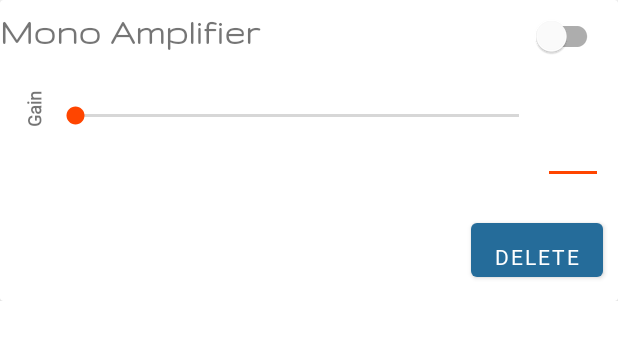
After one commit to djshaji/amp-rack, an Android app: the layout plugin_ui.xml on its own in the app's theme, with its tools: preview values and no code run, on a phone screen of 412 x 824 dp. The commit adds this screen. Shown: the top 340 px of the screen. Run offline under Robolectric (Android 15) with nearby library versions, the phone set to English and light mode, and no system bars.

Commit message:
recycler view

```diff
--- a/app/src/main/AndroidManifest.xml
+++ b/app/src/main/AndroidManifest.xml
@@ -19,6 +19,9 @@
                 <category android:name="android.intent.category.LAUNCHER" />
             </intent-filter>
         </activity>
+        <meta-data
+            android:name="preloaded_fonts"
+            android:resource="@array/preloaded_fonts" />
     </application>
 
 </manifest>
--- a/app/src/main/java/com/shajikhan/ladspa/amprack/MainActivity.java
+++ b/app/src/main/java/com/shajikhan/ladspa/amprack/MainActivity.java
@@ -3,6 +3,7 @@ package com.shajikhan.ladspa.amprack;
 import androidx.annotation.NonNull;
 import androidx.appcompat.app.AppCompatActivity;
 import androidx.core.app.ActivityCompat;
+import androidx.recyclerview.widget.RecyclerView;
 
 import android.Manifest;
 import android.content.Context;
@@ -31,6 +32,8 @@ public class MainActivity extends AppCompatActivity implements ActivityCompat.On
     SwitchMaterial onOff;
     MaterialButton record ;
     PopupMenu addPluginMenu ;
+    RecyclerView recyclerView ;
+    DataAdapter dataAdapter ;
     private static final int AUDIO_EFFECT_REQUEST = 0;
 
     // Used to load the 'amprack' library on application startup.
@@ -76,6 +79,10 @@ public class MainActivity extends AppCompatActivity implements ActivityCompat.On
             }
         });
 
+        recyclerView = findViewById(R.id.recyclerView);
+        recyclerView.setAdapter(dataAdapter);
+
+        // add sample item to recylcer view here
         AudioEngine.setDefaultStreamValues(context);
     }
 
--- /dev/null
+++ b/app/src/main/res/layout/plugin_ui.xml
@@ -0,0 +1,76 @@
+<?xml version="1.0" encoding="utf-8"?>
+<androidx.constraintlayout.widget.ConstraintLayout xmlns:android="http://schemas.android.com/apk/res/android"
+    android:layout_width="match_parent"
+    android:layout_height="match_parent"
+    xmlns:app="http://schemas.android.com/apk/res-auto">
+
+    <LinearLayout
+        android:layout_width="match_parent"
+        android:layout_height="wrap_content"
+        app:layout_constraintTop_toTopOf="parent"
+        app:layout_constraintLeft_toLeftOf="parent"
+        android:orientation="horizontal">
+
+        <androidx.cardview.widget.CardView
+            android:padding="10dp"
+            android:layout_width="match_parent"
+            android:layout_height="wrap_content">
+            <LinearLayout
+                android:layout_width="match_parent"
+                android:layout_height="match_parent"
+                android:orientation="vertical">
+                <LinearLayout
+                    android:layout_width="match_parent"
+                    android:layout_height="wrap_content">
+
+                    <TextView
+                        android:textStyle="bold"
+                        android:layout_weight="1"
+                        android:layout_width="wrap_content"
+                        android:layout_height="wrap_content"
+                        android:fontFamily="@font/gruppo"
+                        android:text="Mono Amplifier"
+                        android:textSize="25dp" />
+                    <com.google.android.material.switchmaterial.SwitchMaterial
+                        android:layout_marginRight="10dp"
+                        android:layout_width="wrap_content"
+                        android:layout_height="wrap_content"/>
+                </LinearLayout>
+                <LinearLayout
+                    android:layout_margin="10dp"
+                    android:layout_width="match_parent"
+                    android:layout_height="wrap_content"
+                    android:orientation="horizontal">
+                    <TextView
+                        android:layout_marginTop="-20dp"
+                        android:layout_marginLeft="0dp"
+                        android:textStyle="bold"
+                        android:layout_width="wrap_content"
+                        android:layout_height="wrap_content"
+                        android:fontFamily="@font/comfortaa"
+                        android:text="Gain"
+                        android:rotation="-90"
+                        android:textSize="12dp"/>
+                    <SeekBar
+                        android:padding="10dp"
+                        android:layout_width="wrap_content"
+                        android:layout_height="wrap_content"
+                        android:layout_weight="1"/>
+                    <EditText
+                        android:layout_width="wrap_content"
+                        android:layout_height="wrap_content"
+                        android:fontFamily="@font/comfortaa"
+                        android:padding="20dp"/>
+                </LinearLayout>
+                <com.google.android.material.button.MaterialButton
+                    android:layout_width="wrap_content"
+                    android:layout_height="wrap_content"
+                    android:text="Delete"
+                    android:layout_gravity="end"
+                    android:gravity="bottom"
+                    android:layout_margin="10dp"
+                    android:fontFamily="@font/comfortaa"/>
+            </LinearLayout>
+        </androidx.cardview.widget.CardView>
+    </LinearLayout>
+</androidx.constraintlayout.widget.ConstraintLayout>
```
Also changed, not shown: 1 other file.
